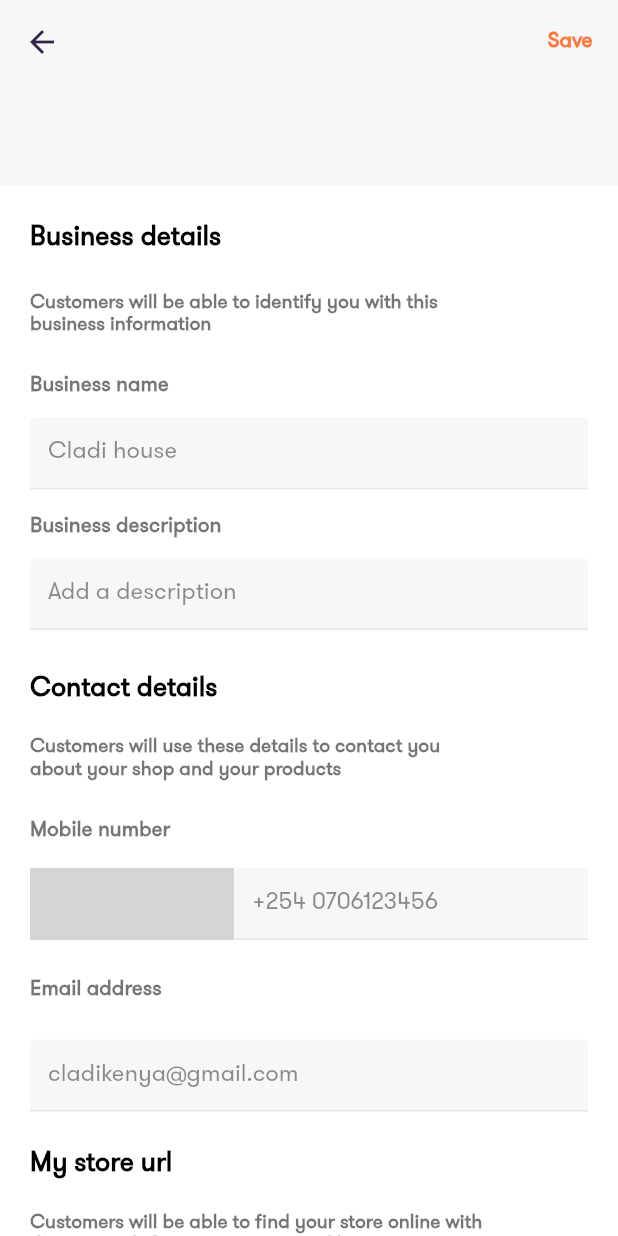
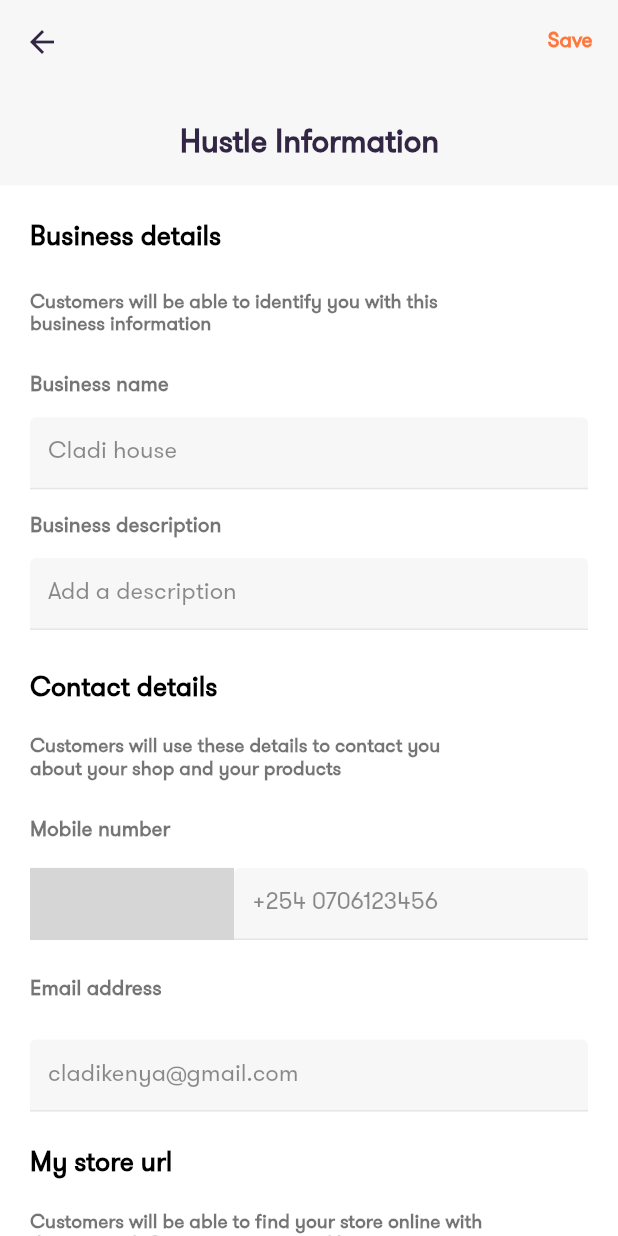
Before and after one commit to Raicodesokwe/HustleInfo, a Flutter app: the screen it shows after launch, on a phone screen of 412 x 824 dp. Run offline on Flutter 3.47's test engine with Material 2 defaults, Android fonts, the phone set to English and light mode, and no system bars; missing offline and left inert: country_pickers; grey boxes are pictures that could not be loaded.

Commit message:
second commit

```diff
--- a/lib/details.dart
+++ b/lib/details.dart
@@ -9,7 +9,7 @@ class HustleInfo extends StatelessWidget {
   @override
   Widget build(BuildContext context) {
     Size size = MediaQuery.of(context).size;
-    var top =0.0;
+    var top = 0.0;
     return Scaffold(
       backgroundColor: const Color(0xFFFFFFFF),
       body: CustomScrollView(
@@ -28,30 +28,30 @@ class HustleInfo extends StatelessWidget {
                           color: Color(0xFFFF773D),
                           fontWeight: FontWeight.w700)))
             ],
+
             pinned: true,
             backgroundColor: const Color(0xFFF7F7F7),
             expandedHeight: size.height * 0.15,
-
-            flexibleSpace: LayoutBuilder(
-              builder: (context,constraints) {
-                top=constraints.biggest.height;
-                return  FlexibleSpaceBar(
-
-                  titlePadding:const EdgeInsets.only(left: 20, bottom: 15),
-                  title: AnimatedOpacity(
-                    duration:const Duration(milliseconds: 200),
-                    opacity: top>=size.height*0.16?1.0:0.0,
-                    child:const Text(
+            elevation: 0,
+            flexibleSpace: LayoutBuilder(builder: (context, constraints) {
+              top = constraints.biggest.height;
+              return FlexibleSpaceBar(
+                titlePadding: top >= size.height * 0.16
+                    ? const EdgeInsets.only(left: 20, bottom: 15)
+                    : const EdgeInsets.only(left: 120, bottom: 15),
+                title: AnimatedContainer(
+                  duration: const Duration(milliseconds: 300),
+                  curve: Curves.decelerate,
+                  child: Text(
                     'Hustle Information',
                     style: TextStyle(
-                          color: Color(0xFF322644),
+                        color: const Color(0xFF322644),
                         fontWeight: FontWeight.w700,
-                          fontSize: 18),
+                        fontSize: top >= size.height * 0.16 ? 18 : 14),
                   ),
                 ),
               );
-              }
-            ),
+            }),
           ),
           SliverToBoxAdapter(
             child: Padding(
@@ -436,7 +436,6 @@ class HustleInfo extends StatelessWidget {
                   SizedBox(
                     height: size.height * 0.025,
                   ),
-
                 ],
               ),
             ),
```
Lines whose indentation alone changed are shown as unchanged.
